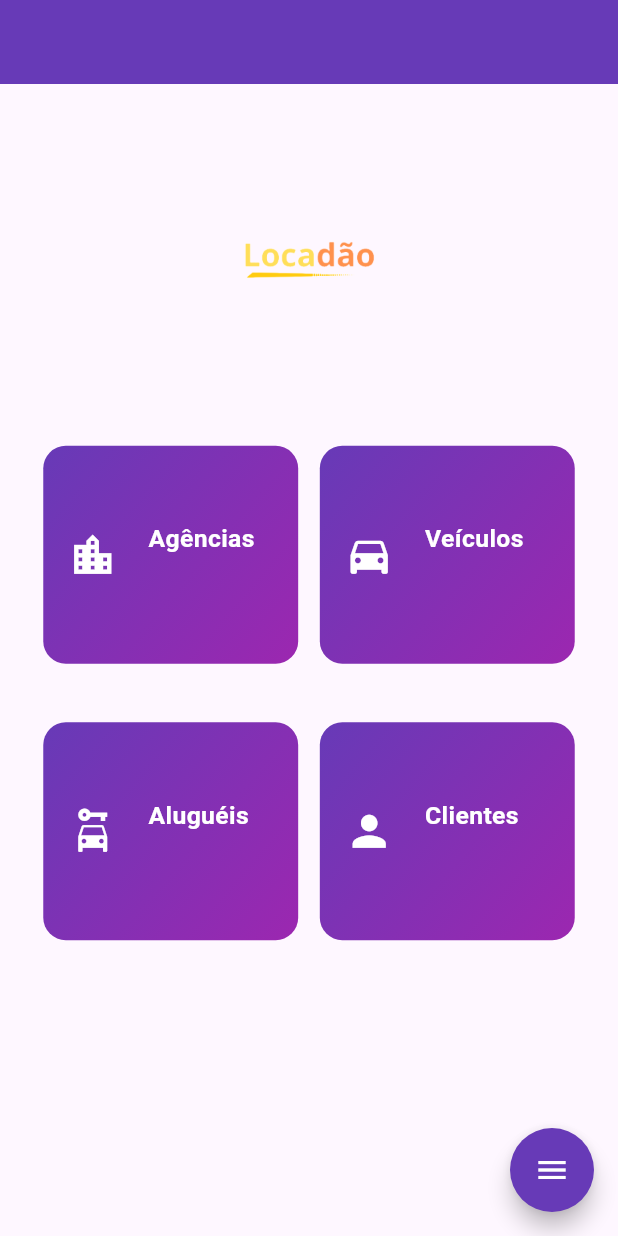
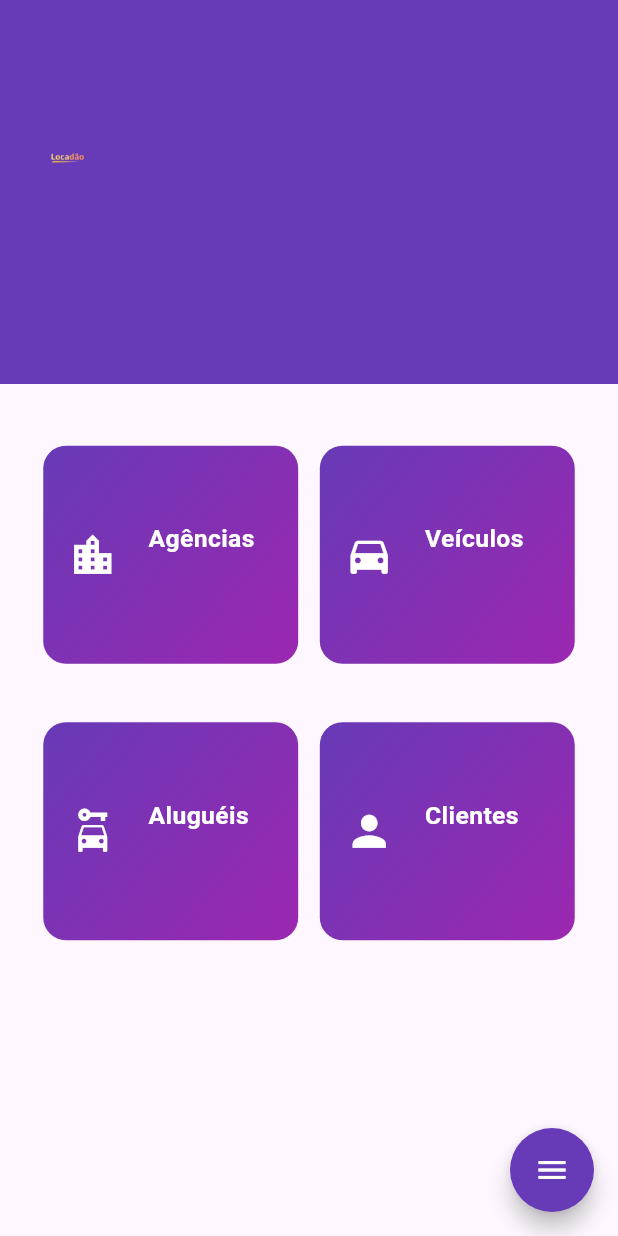
Before and after one commit to jcr04/Locadao.Flutter, a Flutter app: the screen it shows after launch, on a phone screen of 412 x 824 dp. Run offline on Flutter 3.47's test engine with Material 3 defaults, Android fonts, the phone set to English and light mode, and no system bars; drawn by our look-alikes of flutter_speed_dial.

Commit message:
ajuste header

```diff
--- a/locadao/lib/views/aluguel_list_view.dart
+++ b/locadao/lib/views/aluguel_list_view.dart
@@ -61,7 +61,7 @@ class _AluguelListViewState extends State<AluguelListView> {
                         ),
                         child: VehicleFeatureCardWidget(
                           icon: Icons.car_rental,
-                          title: 'Aluguel ID: ${aluguel.id}',
+                          title: 'Aluguel: ${aluguel.veiculo}',
                           subtitle: 'Status: ${aluguel.status}',
                           gradientStartColor: Colors.deepPurple,
                           gradientEndColor: Colors.purple,
--- a/locadao/lib/views/home_page.dart
+++ b/locadao/lib/views/home_page.dart
@@ -20,16 +20,25 @@ class HomePage extends StatelessWidget {
       appBar: AppBar(
         backgroundColor: Colors.deepPurple,
       ),
-      body: Column(
+      body: Stack(
         children: [
           Container(
-            height: 200,
+            color: Colors.deepPurple, // Cor de fundo
+            height: 200, // Altura da área do cabeçalho
+          ),
+          Positioned(
+            top: 20, // Ajuste a distância do topo conforme necessário
+            left: 20, // Ajuste a distância da esquerda conforme necessário
             child: Image.asset(
               'lib/assets/locadao.png',
-              fit: BoxFit.cover,
-              alignment: Alignment.topLeft,
+              height: 50, // Ajuste o tamanho do logo conforme necessário
+              fit: BoxFit.contain,
             ),
           ),
+          Column(
+            children: [
+              const SizedBox(
+                  height: 200), // Espaço para deixar abaixo do header
               Expanded(
                 child: Padding(
                   padding: EdgeInsets.all(screenWidth * 0.07),
@@ -82,10 +91,11 @@ class HomePage extends StatelessWidget {
                           );
                         },
                       ),
-                  // Outros botões podem ser adicionados aqui
                     ],
                   ),
                 ),
+              ),
+            ],
           ),
         ],
       ),
```
Lines whose indentation alone changed are shown as unchanged.
